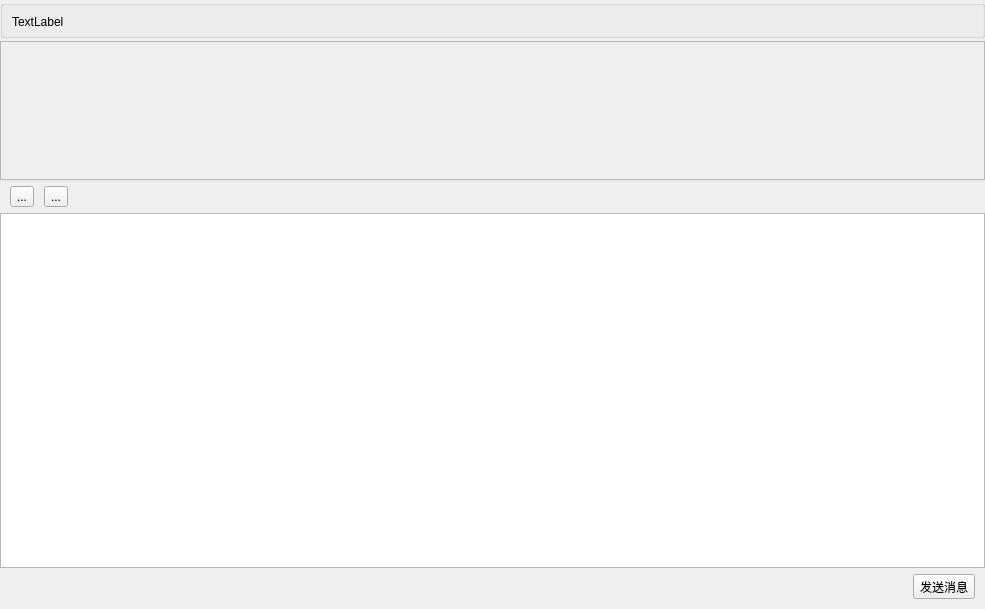
Old version of the form ui/components/chatListPage/chatlist_main.ui in the repository Sakurakouji-Saika/MyQtClient.
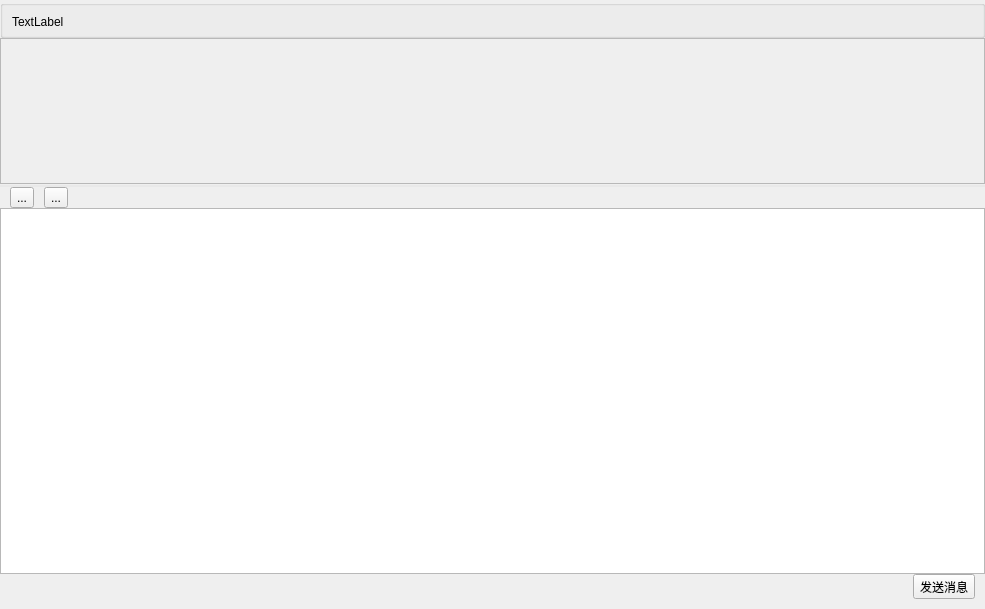
New version of the form. Icons and pictures are not drawn.

Patch:
```diff
--- a/ui/components/chatListPage/chatlist_main.ui
+++ b/ui/components/chatListPage/chatlist_main.ui
@@ -30,8 +30,10 @@
     <widget class="QSplitter" name="splitter">
      <property name="styleSheet">
       <string notr="true">QSplitter::handle{
-background-color: #E9E9E9;
-height: 6px;
+	background-color: #E9E9E9;
+	height: 1px;
+    margin: 0px;
+    border: 0px;
 }</string>
      </property>
      <property name="orientation">
@@ -49,11 +51,20 @@
      <widget class="QWidget" name="widget" native="true">
       <layout class="QVBoxLayout" name="verticalLayout_2">
        <property name="spacing">
-        <number>3</number>
+        <number>0</number>
+       </property>
+       <property name="leftMargin">
+        <number>0</number>
        </property>
        <property name="topMargin">
         <number>0</number>
        </property>
+       <property name="rightMargin">
+        <number>0</number>
+       </property>
+       <property name="bottomMargin">
+        <number>1</number>
+       </property>
        <item>
         <widget class="QGroupBox" name="groupBox">
          <property name="title">
@@ -86,8 +97,8 @@
            <rect>
             <x>0</x>
             <y>0</y>
-            <width>965</width>
-            <height>136</height>
+            <width>983</width>
+            <height>142</height>
            </rect>
           </property>
          </widget>
@@ -97,8 +108,11 @@
      </widget>
      <widget class="QWidget" name="widget_4" native="true">
       <layout class="QVBoxLayout" name="verticalLayout">
+       <property name="spacing">
+        <number>0</number>
+       </property>
        <property name="topMargin">
-        <number>4</number>
+        <number>0</number>
        </property>
        <property name="bottomMargin">
         <number>0</number>
@@ -175,7 +189,16 @@
         </widget>
        </item>
        <item>
-        <widget class="QPlainTextEdit" name="plainTextEdit"/>
+        <widget class="QPlainTextEdit" name="plainTextEdit">
+         <property name="styleSheet">
+          <string notr="true">QSplitter::handle{
+background-color: #E9E9E9;
+height: 1px;
+    margin: 0;
+    border: 0;
+}</string>
+         </property>
+        </widget>
        </item>
        <item>
         <widget class="QWidget" name="widget_2" native="true">
```
Left out of the diff: 6 changed lines with no effect on the pictures.
